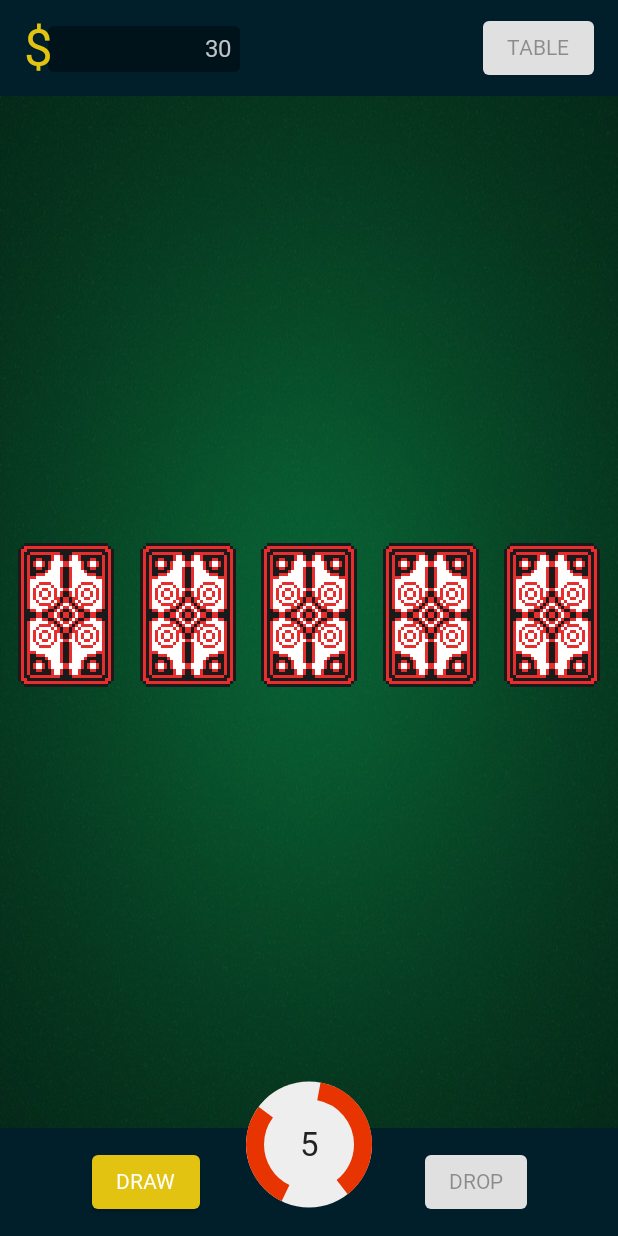
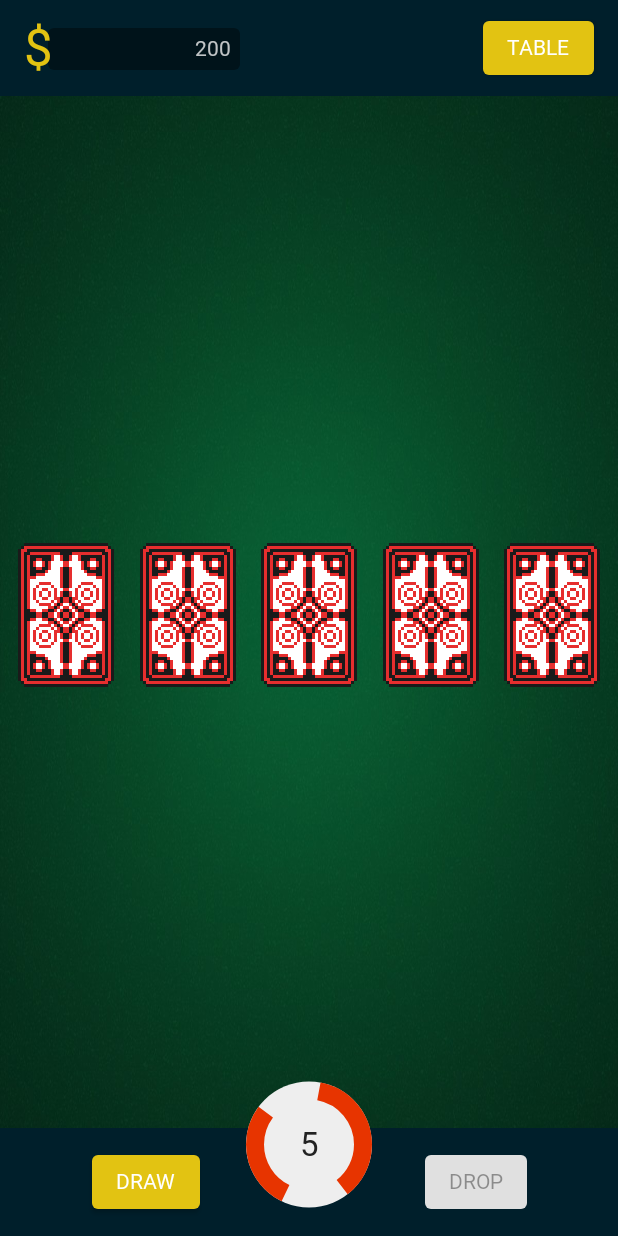
Before and after one commit to fchristysen/compoker, an Android app built with Jetpack Compose: the screen it shows after launch (MainActivity), on a phone screen of 412 x 824 dp. Run offline under Robolectric (Android 15) with nearby library versions, the phone set to English and light mode, and no system bars; Roboto replaces fonts that are not available here.

Commit message:
add table hand

```diff
--- a/app/src/main/java/org/greenfroyo/compoker/Config.kt
+++ b/app/src/main/java/org/greenfroyo/compoker/Config.kt
@@ -1,7 +1,7 @@
 package org.greenfroyo.compoker
 
-val BET_LOW = 5
-val BET_MEDIUM = 10
-val BET_HIGH = 25
+const val BET_LOW = 5
+const val BET_MEDIUM = 10
+const val BET_HIGH = 25
 
-val INITIAL_CREDIT = 30
+const val INITIAL_CREDIT = 200
--- a/app/src/main/java/org/greenfroyo/compoker/MainActivity.kt
+++ b/app/src/main/java/org/greenfroyo/compoker/MainActivity.kt
@@ -26,7 +26,9 @@ import androidx.compose.material.Text
 import androidx.compose.runtime.Composable
 import androidx.compose.runtime.collectAsState
 import androidx.compose.runtime.getValue
+import androidx.compose.runtime.mutableStateOf
 import androidx.compose.runtime.remember
+import androidx.compose.runtime.setValue
 import androidx.compose.ui.Alignment
 import androidx.compose.ui.Modifier
 import androidx.compose.ui.draw.drawBehind
@@ -136,11 +138,18 @@ fun StatusView(modifier: Modifier = Modifier, credit: Int) {
             .background(color = DarkBlue)
             .fillMaxWidth()
             .padding(16.dp, 8.dp)
+            .then(modifier)
     ) {
         CreditView(credit = credit)
         Spacer(modifier = Modifier.weight(1f))
-        Button(onClick = { /*TODO*/ }, enabled = false) {
+        var openTableDialog by remember {
+            mutableStateOf(false)
+        }
+        Button(onClick = { openTableDialog = true }) {
             Text(text = "TABLE")
+        }
+        if (openTableDialog){
+            HandTableDialog { openTableDialog = false }
         }
     }
 }
--- a/app/src/main/java/org/greenfroyo/compoker/ui/theme/Type.kt
+++ b/app/src/main/java/org/greenfroyo/compoker/ui/theme/Type.kt
@@ -22,8 +22,8 @@ val fonts = FontFamily(
 val Typography = Typography(
     body1 = TextStyle(
         fontFamily = fonts,
-        fontWeight = FontWeight.Normal,
-        fontSize = 16.sp
+        fontWeight = FontWeight.Light,
+        fontSize = 14.sp
     ),
     // for displaying winning hand and credit earnings
     body2 = TextStyle(
```
Also changed, not shown: app/src/main/java/org/greenfroyo/compoker/HandTableDialog.kt (added, +143 -0 lines).
